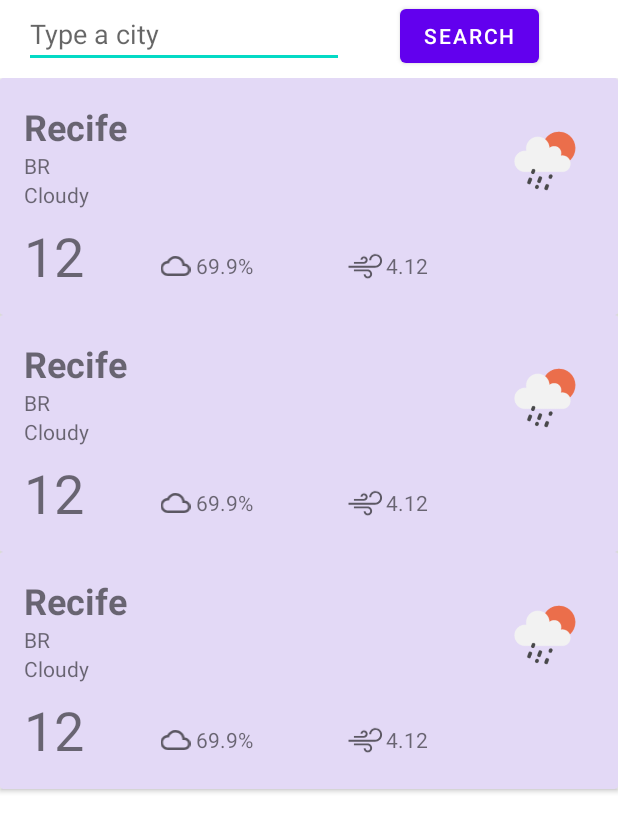
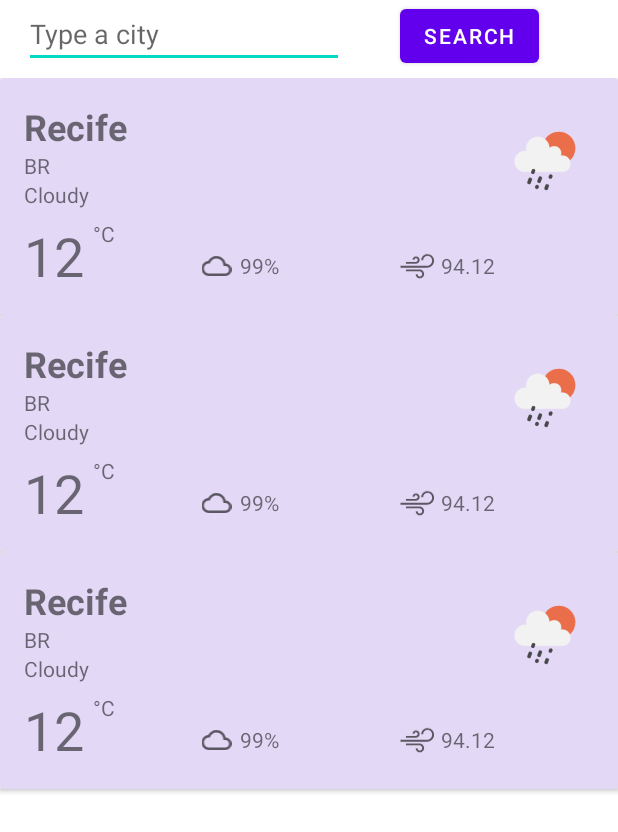
Before and after one commit to arllain/android-my-weather, an Android app: the layout fragment_search.xml on its own in the app's theme, with its tools: preview values and no code run, on a phone screen of 412 x 824 dp. Shown: the top 832 px of the screen. Run offline under Robolectric (Android 15) with nearby library versions, the phone set to English and light mode, and no system bars.

Commit message:
Search está considerando a preferências selecionadas de Temperature Unit e Language

```diff
--- a/app/src/main/java/br/com/arllain/myweather/data/remote/model/FindResult.kt
+++ b/app/src/main/java/br/com/arllain/myweather/data/remote/model/FindResult.kt
@@ -24,7 +24,8 @@ data class City(
     @SerializedName("main")
     var temperature: Temperature,
     @SerializedName("wind")
-    var wind: Wind
+    var wind: Wind,
+    var tempCF: String
 )
 
 data class Country(
--- a/app/src/main/java/br/com/arllain/myweather/ui/main/search/SearchAdapter.kt
+++ b/app/src/main/java/br/com/arllain/myweather/ui/main/search/SearchAdapter.kt
@@ -1,7 +1,9 @@
 package br.com.arllain.myweather.ui.main.search
 
+import android.preference.PreferenceManager
 import android.view.LayoutInflater
 import android.view.ViewGroup
+import androidx.core.content.res.TypedArrayUtils
 import androidx.recyclerview.widget.DiffUtil
 import androidx.recyclerview.widget.ListAdapter
 import androidx.recyclerview.widget.RecyclerView
@@ -34,7 +36,8 @@ class SearchAdapter: ListAdapter<City,SearchAdapter.ViewHolder>(SearchDiff()) {
                 tvCityName.text = city.name
                 tvCountry.text = city.country.name
                 tvWeatherDescription.text = city.weathers[0].description
-                tvTemperature.text = city.temperature.temp.toString()
+                "%.0f".format(city.temperature.temp).also { tvTemperature.text = it }
+                tvTempCF.text = city.tempCF
                 tvHumidity.text = city.temperature.humidity.toString().plus(" %")
                 tvWind.text = city.wind.speed.toString()
                 imgWeather.load(imageUrl) {
--- a/app/src/main/res/layout/item_city.xml
+++ b/app/src/main/res/layout/item_city.xml
@@ -6,6 +6,15 @@
     android:layout_height="wrap_content"
     android:backgroundTint="#E3D9F6"
     app:cardBackgroundColor="#FFFFFF">
+
+    <TextView
+        android:id="@+id/tvCountry2"
+        android:layout_width="wrap_content"
+        android:layout_height="0dp"
+        android:layout_marginStart="16dp"
+        app:layout_constraintStart_toStartOf="parent"
+        app:layout_constraintTop_toBottomOf="@+id/tvCityName"
+        tools:text="BR" />
 
     <androidx.constraintlayout.widget.ConstraintLayout
         android:id="@+id/relativeLayout"
@@ -56,7 +65,7 @@
 
         <TextView
             android:id="@+id/tvTemperature"
-            android:layout_width="45dp"
+            android:layout_width="42dp"
             android:layout_height="41dp"
             android:layout_marginStart="16dp"
             android:layout_marginBottom="16dp"
@@ -66,49 +75,60 @@
             app:layout_constraintTop_toBottomOf="@+id/tvWeatherDescription"
             tools:text="12" />
 
+        <TextView
+            android:id="@+id/tvTempCF"
+            android:layout_width="wrap_content"
+            android:layout_height="0dp"
+            android:layout_marginStart="4dp"
+            app:layout_constraintBottom_toBottomOf="@+id/tvTemperature"
+            app:layout_constraintStart_toEndOf="@+id/tvTemperature"
+            app:layout_constraintTop_toTopOf="@+id/tvTemperature"
+            app:layout_constraintVertical_bias="0.0"
+            tools:text="@string/temp_celcius" />
 
         <ImageView
             android:id="@+id/imgCloudy"
             android:layout_width="23dp"
             android:layout_height="20dp"
-            android:layout_marginStart="44dp"
+            android:layout_marginStart="56dp"
             android:contentDescription="@string/weather_image"
-            app:layout_constraintBottom_toBottomOf="@+id/tvTemperature"
-            app:layout_constraintStart_toEndOf="@+id/tvTemperature"
+            app:layout_constraintBottom_toBottomOf="@+id/tvTempCF"
+            app:layout_constraintStart_toEndOf="@+id/tvTempCF"
             app:srcCompat="@drawable/ic_cloud_queue" />
 
         <TextView
             android:id="@+id/tvHumidity"
             android:layout_width="45dp"
             android:layout_height="20dp"
-            android:layout_marginStart="2dp"
+            android:layout_marginStart="4dp"
             android:textAlignment="viewStart"
             app:layout_constraintBottom_toBottomOf="@+id/imgCloudy"
             app:layout_constraintStart_toEndOf="@+id/imgCloudy"
             app:layout_constraintTop_toTopOf="@+id/imgCloudy"
-            app:layout_constraintVertical_bias="0.0"
-            tools:text="69.9%" />
+            app:layout_constraintVertical_bias="1.0"
+            tools:text="99%" />
+
+        <TextView
+            android:id="@+id/tvWind"
+            android:layout_width="38dp"
+            android:layout_height="20dp"
+            android:layout_marginStart="4dp"
+            app:layout_constraintBottom_toBottomOf="@+id/imgWind"
+            app:layout_constraintEnd_toEndOf="parent"
+            app:layout_constraintHorizontal_bias="0.0"
+            app:layout_constraintStart_toEndOf="@+id/imgWind"
+            tools:text="94.12" />
 
         <ImageView
             android:id="@+id/imgWind"
             android:layout_width="23dp"
             android:layout_height="20dp"
-            android:layout_marginStart="56dp"
+            android:layout_marginStart="61dp"
             android:contentDescription="@string/weather_image"
             app:layout_constraintBottom_toBottomOf="@+id/tvHumidity"
             app:layout_constraintStart_toEndOf="@+id/tvHumidity"
             app:srcCompat="@drawable/ic_wind" />
 
-        <TextView
-            android:id="@+id/tvWind"
-            android:layout_width="45dp"
-            android:layout_height="20dp"
-            android:layout_marginStart="2dp"
-            app:layout_constraintBottom_toBottomOf="@+id/imgWind"
-            app:layout_constraintStart_toEndOf="@+id/imgWind"
-            tools:text="4.12" />
-
-
     </androidx.constraintlayout.widget.ConstraintLayout>
 
 </androidx.cardview.widget.CardView>
--- a/app/src/main/res/values/strings.xml
+++ b/app/src/main/res/values/strings.xml
@@ -7,10 +7,16 @@
     <string name="temp_unit">Temperature Unit</string>
     <string name="unit_metric" formatted="false">metric</string>
     <string name="unit_imperial" formatted="false">imperial</string>
+    <string name="temp_fahrenheit" formatted="false">°F</string>
+    <string name="temp_celcius" formatted="false">°C</string>
+
 
     <string name="language">Language</string>
     <string name="lang_portuguese" formatted="false">PT</string>
     <string name="lang_english" formatted="false">EN</string>
+    <string name="lang_portuguese_description" formatted="false">Português (PT)</string>
+    <string name="lang_english_description" formatted="false">English (EN)</string>
+
 
     <string name="offline_mode">Offline mode</string>
     <string name="offline_mode_on">The app will use the cache data</string>
--- a/app/src/main/res/xml/pref_settings_screen.xml
+++ b/app/src/main/res/xml/pref_settings_screen.xml
@@ -3,7 +3,7 @@
     xmlns:app="http://schemas.android.com/apk/res-auto">
 
     <ListPreference
-        android:key="key_temperature"
+        android:key="key_temperature_unit"
         android:title="@string/temp_unit"
         android:entries="@array/temperature_entries"
         android:entryValues="@array/temperature_entries_values"
@@ -17,7 +17,7 @@
         android:entries="@array/language_entries"
         android:entryValues="@array/language_entries_values"
         android:icon="@drawable/ic_language"
-        android:defaultValue="EN"
+        android:defaultValue="@string/lang_english"
         app:useSimpleSummaryProvider="true"/>
 
     <SwitchPreference
```
Also changed, not shown: app/src/main/java/br/com/arllain/myweather/ui/main/search/SearchFragment.kt (+14 -6 lines), app/src/main/res/values/arrays.xml (+6 -6 lines), 1 other file.
